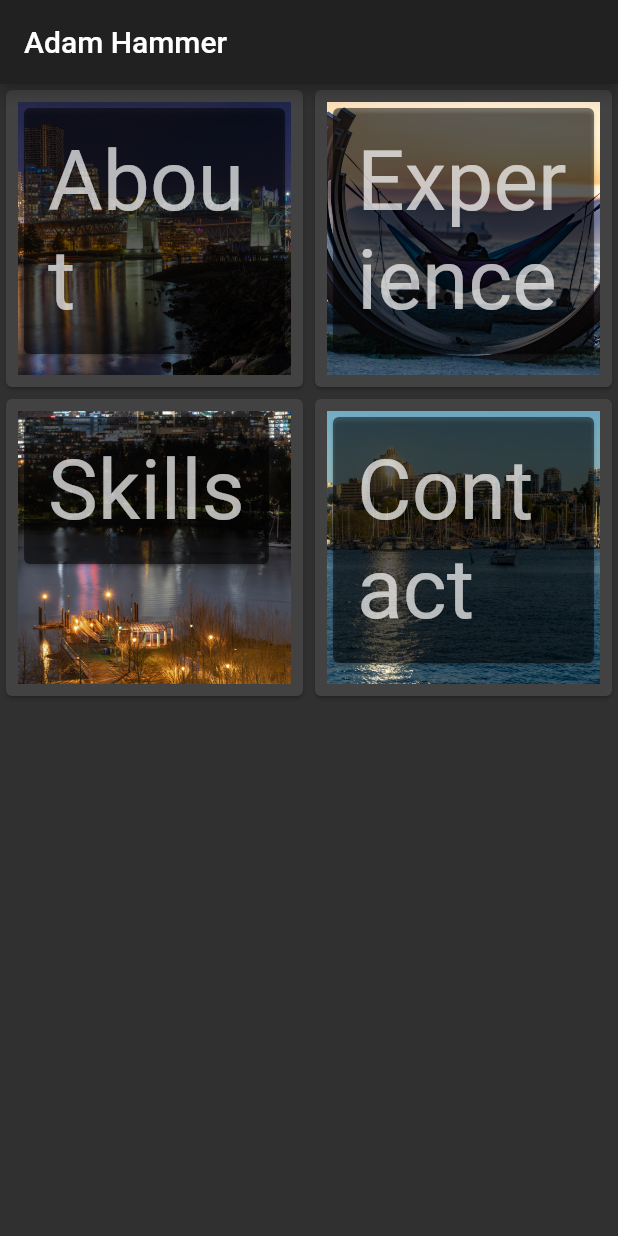
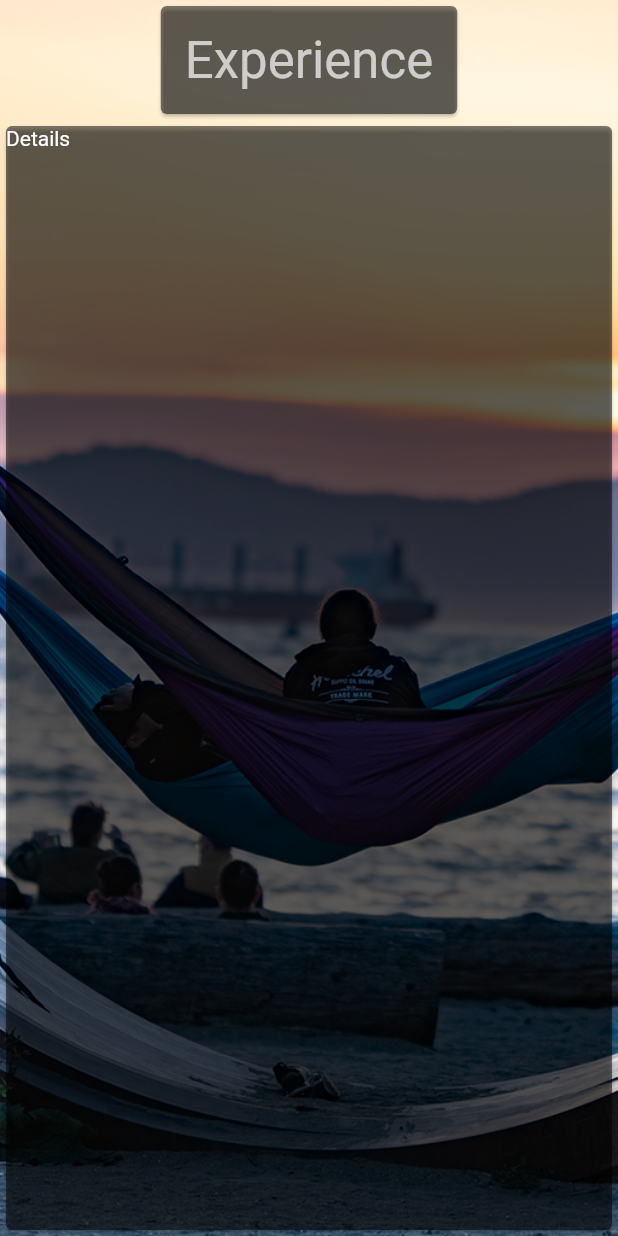
Before and after one commit to ahammer/flutter_resume, a Flutter app: the screen it shows after launch, after a tap on "Experience", on a phone screen of 412 x 824 dp. Run offline on Flutter 3.47's test engine with Material 2 defaults, Android fonts, the phone set to English and light mode, and no system bars.

Commit message:
File organization

```diff
--- /dev/null
+++ b/lib/details_screen.dart
@@ -0,0 +1,44 @@
+
+import 'package:flutter/material.dart';
+
+class DetailsScreen extends StatelessWidget {
+  final String title;
+  final String asset;
+  const DetailsScreen({Key key, this.title, this.asset}) : super(key: key);
+
+  @override
+  Widget build(BuildContext context) {
+    return Stack(children: [
+      Hero(
+        child: Center(
+            child: Image.asset(
+          asset,
+          fit: BoxFit.cover,
+          height: double.infinity,
+          width: double.infinity,
+        )),
+        tag: asset,
+      ),
+      Column(
+        children: <Widget>[
+          Hero(
+            tag: title,
+            child: Card(
+                color: Color.fromARGB(128, 0, 0, 0),
+                child: Padding(
+                  padding: const EdgeInsets.all(16.0),
+                  child: Text(title,
+                      style: Theme.of(context).textTheme.display1),
+                )),
+          ),
+          Expanded(
+              child: Container(
+                  width: double.infinity,
+                  child: Hero(
+                      tag: "${title}_details",
+                      child: Card(color: Color.fromARGB(128,0,0,0), child: Text("Details")))))
+        ],
+      )
+    ]);
+  }
+}
--- /dev/null
+++ b/lib/home_screen_panel.dart
@@ -0,0 +1,44 @@
+
+import 'package:flutter/material.dart';
+
+class HomeScreenCard extends StatelessWidget {
+  final String title;
+  final String asset;
+  final String route;
+
+  const HomeScreenCard({Key key, this.title, this.asset, this.route})
+      : super(key: key);
+
+  @override
+  Widget build(BuildContext context) {
+    return GestureDetector(
+
+      child: Stack(children: [
+        Hero(
+          child: Center(
+              child: Image.asset(
+            asset,
+            fit: BoxFit.cover,
+            height: double.infinity,
+            width: double.infinity,
+          )),
+          tag: asset,
+        ),
+        Hero(
+          tag: title,
+          child: Card(
+              color: Color.fromARGB(128, 0, 0, 0),
+              child: Padding(
+                padding: const EdgeInsets.all(16.0),
+                child:
+                    Text(title, style: Theme.of(context).textTheme.display1),
+              )),
+        )
+      ,
+       Hero(tag:"${title}_details", child:Card(color: Color.fromARGB(0,0,0,0), ))]),
+      onTap: () {
+        Navigator.pushNamed(context, route);
+      },
+    );
+  }
+}
--- a/lib/main.dart
+++ b/lib/main.dart
@@ -2,6 +2,9 @@ import 'dart:io';
 
 import 'package:flutter/foundation.dart';
 import 'package:flutter/material.dart';
+
+import 'details_screen.dart';
+import 'home_screen_panel.dart';
 
 void main() {
   _setTargetPlatformForDesktop();
@@ -23,34 +26,37 @@ void _setTargetPlatformForDesktop() {
 class ResumeMaterialApp extends StatelessWidget {
   @override
   build(BuildContext context) => MaterialApp(
-    darkTheme: ThemeData.dark(),
-    themeMode:ThemeMode.dark,
+        darkTheme: ThemeData.dark(),
+        themeMode: ThemeMode.dark,
         routes: {
           "/": (_) => RootScreen(),
           "/Resume": (_) => ResumeScreen(),
           "/About": (_) => AboutMeScreen(),
+          "/Skills": (_) => SkillScreen(),
+          "/Contact": (_) => ContactScreen(),
         },
       );
 }
 
 class ResumeScaffold extends StatelessWidget {
   final Widget body;
-
   const ResumeScaffold({Key key, this.body}) : super(key: key);
 
   @override
-  Widget build(BuildContext context) =>
-      Scaffold(appBar: AppBar(title: const Text("Adam Hammer")), body: body);
+  Widget build(BuildContext context) {
+    return SafeArea(child:Scaffold(
+        body: body));
+  }
 }
 
 class RootScreen extends StatelessWidget {
   @override
   build(BuildContext context) {
     final tiles = [
-      HomeScreenCard(title: "About", asset: "assets/bg1.jpg"),
-      HomeScreenCard(title: "Experience", asset: "assets/bg2.jpg"),
-      HomeScreenCard(title: "Skills", asset: "assets/bg3.jpg"),
-      HomeScreenCard(title: "Contact", asset: "assets/bg4.jpg"),
+      HomeScreenCard(title: "About", asset: "assets/bg1.jpg", route: "/About"),
+      HomeScreenCard(title: "Experience", asset: "assets/bg2.jpg", route: "/Resume"),
+      HomeScreenCard(title: "Skills", asset: "assets/bg3.jpg", route: "/Skills"),
+      HomeScreenCard(title: "Contact", asset: "assets/bg4.jpg", route: "/Contact"),
     ];
 
     return ResumeScaffold(
@@ -59,52 +65,35 @@ class RootScreen extends StatelessWidget {
             child: GridView.count(
               // Create a grid with 2 columns. If you change the scrollDirection to
               // horizontal, this produces 2 rows.
-              crossAxisCount: 2,
+              crossAxisCount: 1,
               // Generate 100 widgets that display their index in the List.
               children: List.generate(tiles.length, (index) => tiles[index]),
             )));
   }
 }
 
-class HomeScreenCard extends StatelessWidget {
-  final String title;
-  final String asset;
-  const HomeScreenCard({
-    Key key, this.title, this.asset
-  }) : super(key: key);
 
+
+class AboutMeScreen extends StatelessWidget {
   @override
-  Widget build(BuildContext context) {
-    return Card(
-      child: FlatButton(padding: EdgeInsets.all(8),
-            child: Stack(children: [
-          Center(
-              child: Image.asset(
-            asset,
-            fit: BoxFit.cover,
-            height: double.infinity,
-            width: double.infinity,
-          )),
-          Card(color: Color.fromARGB(128,0,0,0),child:Padding(
-            padding: const EdgeInsets.all(16.0),
-            child: Text(title, style: Theme.of(context).textTheme.display3),
-          ))
-        ]), onPressed: () {
-          Navigator.pushNamed(context, "/resume");
-        },
-      ),
-    );
-  }
+  build(BuildContext context) => ResumeScaffold(
+      body: DetailsScreen(title: "About", asset: "assets/bg1.jpg"));
 }
 
 class ResumeScreen extends StatelessWidget {
   @override
-  build(BuildContext context) =>
-      ResumeScaffold(body: Card(child: Text("Adam Hammer")));
+  build(BuildContext context) => ResumeScaffold(
+      body: DetailsScreen(title: "Experience", asset: "assets/bg2.jpg"));
 }
 
-class AboutMeScreen extends StatelessWidget {
+class SkillScreen extends StatelessWidget {
   @override
-  build(BuildContext context) =>
-      ResumeScaffold(body: Card(child: Text("Adam Hammer")));
+  build(BuildContext context) => ResumeScaffold(
+      body: DetailsScreen(title: "Skills", asset: "assets/bg3.jpg"));
 }
+
+class ContactScreen extends StatelessWidget {
+  @override
+  build(BuildContext context) => ResumeScaffold(
+      body: DetailsScreen(title: "Contact", asset: "assets/bg4.jpg"));
+}
```
